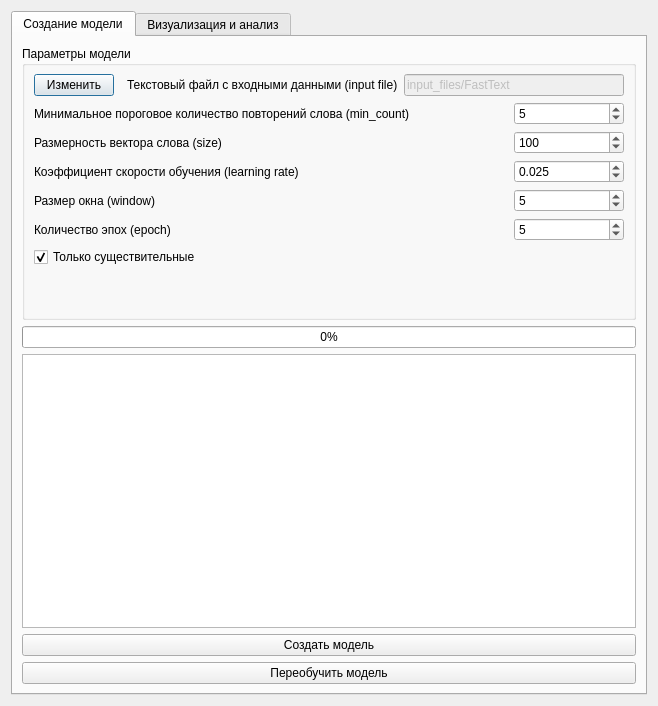
Old version of the form sources/FastText/ui/DialogFastText.ui in the repository AndreyTulyakov/TextStageProcessor.
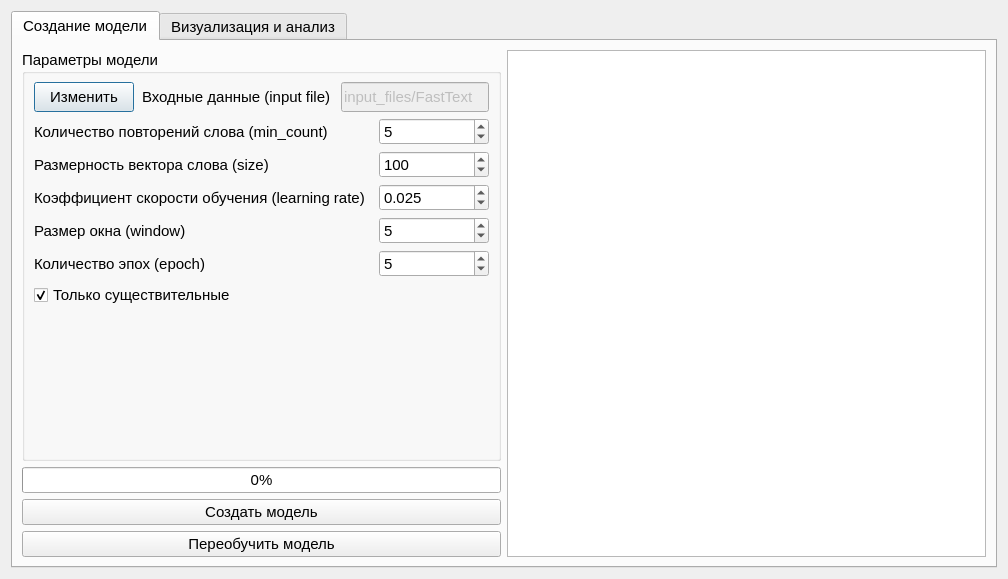
New version of the form. The open tabs and pages were chosen to show the change.

Commit message: Шрифт и минимальная высота полей fastText

What changed in the file:
```diff
--- a/sources/FastText/ui/DialogFastText.ui
+++ b/sources/FastText/ui/DialogFastText.ui
@@ -6,8 +6,8 @@
    <rect>
     <x>0</x>
     <y>0</y>
-    <width>658</width>
-    <height>706</height>
+    <width>1008</width>
+    <height>579</height>
    </rect>
   </property>
   <property name="windowTitle">
@@ -15,9 +15,13 @@
   </property>
   <layout class="QVBoxLayout" name="verticalLayout_2">
    <item>
-    <layout class="QVBoxLayout" name="verticalLayout">
-     <item>
       <widget class="QTabWidget" name="tabWidget">
+     <property name="font">
+      <font>
+       <family>Segoe UI</family>
+       <pointsize>11</pointsize>
+      </font>
+     </property>
        <property name="currentIndex">
         <number>1</number>
        </property>
@@ -27,6 +31,8 @@
         </attribute>
         <layout class="QVBoxLayout" name="verticalLayout_4">
          <item>
+        <layout class="QHBoxLayout" name="configHLayout">
+         <item>
           <layout class="QVBoxLayout" name="createMainVLayout">
            <item>
             <layout class="QVBoxLayout" name="configVLayout">
@@ -36,14 +42,14 @@
                 <bool>true</bool>
                </property>
                <property name="sizePolicy">
-                <sizepolicy hsizetype="Preferred" vsizetype="Preferred">
+                <sizepolicy hsizetype="Expanding" vsizetype="Expanding">
                  <horstretch>0</horstretch>
                  <verstretch>0</verstretch>
                 </sizepolicy>
                </property>
                <property name="minimumSize">
                 <size>
-                 <width>300</width>
+                 <width>450</width>
                  <height>100</height>
                 </size>
                </property>
@@ -65,8 +71,26 @@
                 </property>
                 <item>
                  <layout class="QHBoxLayout" name="filePathHLayout">
+                  <property name="spacing">
+                   <number>8</number>
+                  </property>
+                  <property name="sizeConstraint">
+                   <enum>QLayout::SetMaximumSize</enum>
+                  </property>
                   <item alignment="Qt::AlignLeft">
                    <widget class="QPushButton" name="selectAnotherPathBtn">
+                    <property name="sizePolicy">
+                     <sizepolicy hsizetype="Expanding" vsizetype="Fixed">
+                      <horstretch>0</horstretch>
+                      <verstretch>0</verstretch>
+                     </sizepolicy>
+                    </property>
+                    <property name="minimumSize">
+                     <size>
+                      <width>100</width>
+                      <height>30</height>
+                     </size>
+                    </property>
                     <property name="text">
                      <string>Изменить</string>
                     </property>
@@ -75,13 +99,31 @@
                   <item alignment="Qt::AlignHCenter">
                    <widget class="QLabel" name="filePathLbl">
                     <property name="sizePolicy">
-                     <sizepolicy hsizetype="Expanding" vsizetype="Fixed">
+                     <sizepolicy hsizetype="Fixed" vsizetype="Fixed">
                       <horstretch>0</horstretch>
                       <verstretch>0</verstretch>
                      </sizepolicy>
                     </property>
+                    <property name="minimumSize">
+                     <size>
+                      <width>191</width>
+                      <height>30</height>
+                     </size>
+                    </property>
+                    <property name="maximumSize">
+                     <size>
+                      <width>16777215</width>
+                      <height>16777215</height>
+                     </size>
+                    </property>
                     <property name="text">
-                     <string>Текстовый файл с входными данными (input file)</string>
+                     <string>Входные данные (input file)</string>
+                    </property>
+                    <property name="alignment">
+                     <set>Qt::AlignLeading|Qt::AlignLeft|Qt::AlignVCenter</set>
+                    </property>
+                    <property name="wordWrap">
+                     <bool>true</bool>
                     </property>
                    </widget>
                   </item>
@@ -98,14 +140,14 @@
                     </property>
                     <property name="minimumSize">
                      <size>
-                      <width>0</width>
-                      <height>0</height>
+                      <width>100</width>
+                      <height>20</height>
                      </size>
                     </property>
                     <property name="maximumSize">
                      <size>
-                      <width>220</width>
-                      <height>63</height>
+                      <width>16777215</width>
+                      <height>30</height>
                      </size>
                     </property>
                     <property name="text">
@@ -125,8 +167,17 @@
                   </property>
                   <item>
                    <widget class="QLabel" name="wordFrequencyLbl">
+                    <property name="minimumSize">
+                     <size>
+                      <width>0</width>
+                      <height>20</height>
+                     </size>
+                    </property>
                     <property name="text">
-                     <string>Минимальное пороговое количество повторений слова (min_count)</string>
+                     <string>Количество повторений слова (min_count)</string>
+                    </property>
+                    <property name="wordWrap">
+                     <bool>true</bool>
                     </property>
                    </widget>
                   </item>
@@ -138,6 +189,12 @@
                       <verstretch>0</verstretch>
                      </sizepolicy>
                     </property>
+                    <property name="minimumSize">
+                     <size>
+                      <width>110</width>
+                      <height>0</height>
+                     </size>
+                    </property>
                     <property name="maximumSize">
                      <size>
                       <width>110</width>
@@ -164,13 +221,34 @@
                   </property>
                   <item>
                    <widget class="QLabel" name="vectorSizeLbl">
+                    <property name="minimumSize">
+                     <size>
+                      <width>0</width>
+                      <height>20</height>
+                     </size>
+                    </property>
                     <property name="text">
                      <string>Размерность вектора слова (size)</string>
                     </property>
+                    <property name="wordWrap">
+                     <bool>true</bool>
+                    </property>
                    </widget>
                   </item>
                   <item>
                    <widget class="QSpinBox" name="vectorSizeField">
+                    <property name="sizePolicy">
+                     <sizepolicy hsizetype="Fixed" vsizetype="Fixed">
+                      <horstretch>0</horstretch>
+                      <verstretch>0</verstretch>
+                     </sizepolicy>
+                    </property>
+                    <property name="minimumSize">
+                     <size>
+                      <width>110</width>
+                      <height>0</height>
+                     </size>
+                    </property>
                     <property name="maximumSize">
                      <size>
                       <width>110</width>
@@ -194,13 +272,34 @@
                  <layout class="QHBoxLayout" name="trainingSpeedHLayout">
                   <item>
                    <widget class="QLabel" name="trainingSpeedLbl">
+                    <property name="minimumSize">
+                     <size>
+                      <width>0</width>
+                      <height>20</height>
+                     </size>
+                    </property>
                     <property name="text">
                      <string>Коэффициент скорости обучения (learning rate)</string>
                     </property>
+                    <property name="wordWrap">
+                     <bool>true</bool>
+                    </property>
                    </widget>
                   </item>
                   <item>
                    <widget class="QDoubleSpinBox" name="trainingSpeedField">
+                    <property name="sizePolicy">
+                     <sizepolicy hsizetype="Fixed" vsizetype="Fixed">
+                      <horstretch>0</horstretch>
+                      <verstretch>0</verstretch>
+                     </sizepolicy>
+                    </property>
+                    <property name="minimumSize">
+                     <size>
+                      <width>110</width>
+                      <height>0</height>
+                     </size>
+                    </property>
                     <property name="maximumSize">
                      <size>
                       <width>110</width>
@@ -248,6 +347,9 @@
                     <property name="alignment">
                      <set>Qt::AlignLeading|Qt::AlignLeft|Qt::AlignVCenter</set>
                     </property>
+                    <property name="wordWrap">
+                     <bool>true</bool>
+                    </property>
                    </widget>
                   </item>
                   <item>
@@ -258,6 +360,12 @@
                       <verstretch>0</verstretch>
                      </sizepolicy>
                     </property>
+                    <property name="minimumSize">
+                     <size>
+                      <width>110</width>
+                      <height>0</height>
+                     </size>
+                    </property>
                     <property name="maximumSize">
                      <size>
                       <width>110</width>
@@ -281,13 +389,34 @@
                  <layout class="QHBoxLayout" name="epochNumberHLayout">
                   <item>
                    <widget class="QLabel" name="epochNumberLbl">
+                    <property name="minimumSize">
+                     <size>
+                      <width>0</width>
+                      <height>20</height>
+                     </size>
+                    </property>
                     <property name="text">
                      <string>Количество эпох (epoch)</string>
                     </property>
+                    <property name="wordWrap">
+                     <bool>true</bool>
+                    </property>
                    </widget>
                   </item>
                   <item>
                    <widget class="QSpinBox" name="epochNumberField">
+                    <property name="sizePolicy">
+                     <sizepolicy hsizetype="Fixed" vsizetype="Fixed">
+                      <horstretch>0</horstretch>
+                      <verstretch>0</verstretch>
+                     </sizepolicy>
+                    </property>
+                    <property name="minimumSize">
+                     <size>
+                      <width>110</width>
+                      <height>0</height>
+                     </size>
+                    </property>
                     <property name="maximumSize">
                      <size>
                       <width>110</width>
@@ -311,6 +440,12 @@
                  <layout class="QHBoxLayout" name="nounOnlyHLayout">
                   <item>
                    <widget class="QCheckBox" name="nounOnlyCheck">
+                    <property name="minimumSize">
+                     <size>
+                      <width>0</width>
+                      <height>20</height>
+                     </size>
+                    </property>
                     <property name="text">
                      <string>Только существительные</string>
                     </property>
@@ -365,19 +500,6 @@
              </property>
             </widget>
            </item>
-           <item>
-            <widget class="QTextEdit" name="createLogTextEdit">
-             <property name="enabled">
-              <bool>true</bool>
-             </property>
-             <property name="sizePolicy">
-              <sizepolicy hsizetype="MinimumExpanding" vsizetype="MinimumExpanding">
-               <horstretch>0</horstretch>
-               <verstretch>0</verstretch>
-              </sizepolicy>
-             </property>
-            </widget>
-           </item>
            <item>
             <widget class="QPushButton" name="createModelBtn">
              <property name="text">
@@ -394,6 +516,27 @@
            </item>
           </layout>
          </item>
+         <item>
+          <widget class="QTextEdit" name="createLogTextEdit">
+           <property name="enabled">
+            <bool>true</bool>
+           </property>
+           <property name="sizePolicy">
+            <sizepolicy hsizetype="MinimumExpanding" vsizetype="MinimumExpanding">
+             <horstretch>0</horstretch>
+             <verstretch>0</verstretch>
+            </sizepolicy>
+           </property>
+           <property name="minimumSize">
+            <size>
+             <width>350</width>
+             <height>0</height>
+            </size>
+           </property>
+          </widget>
+         </item>
+        </layout>
+       </item>
         </layout>
        </widget>
        <widget class="QWidget" name="tSNEVisualizeTab">
@@ -616,8 +759,6 @@
       </widget>
      </item>
     </layout>
-   </item>
-  </layout>
  </widget>
  <tabstops>
   <tabstop>filePathField</tabstop>
```
Left out of the diff: 53 changed lines with no effect on the pictures. Lines whose indentation alone changed are shown as unchanged. The commit also changes 1 other file.
